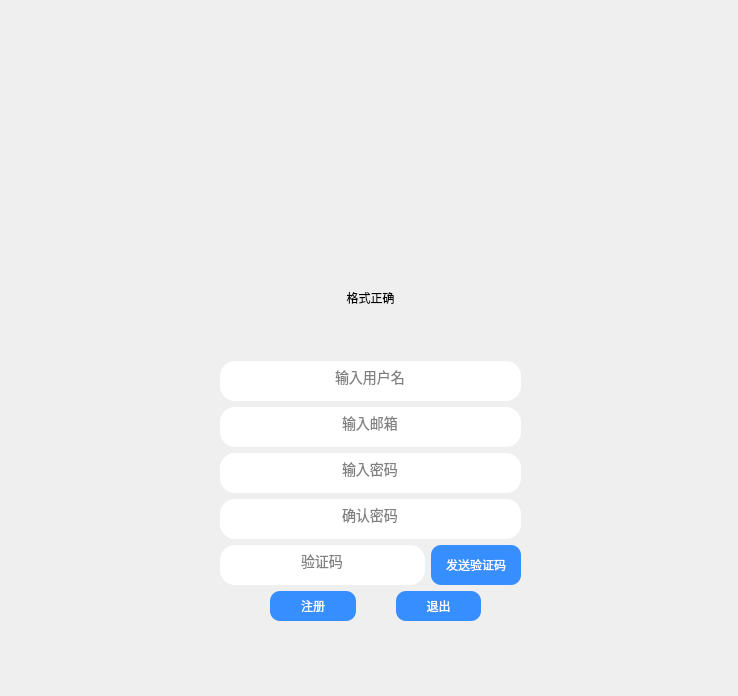
First picture: the form in liaotianClient/zhucemainwindow.ui, repository hshandyj/laiotian_Demo, before the edit.
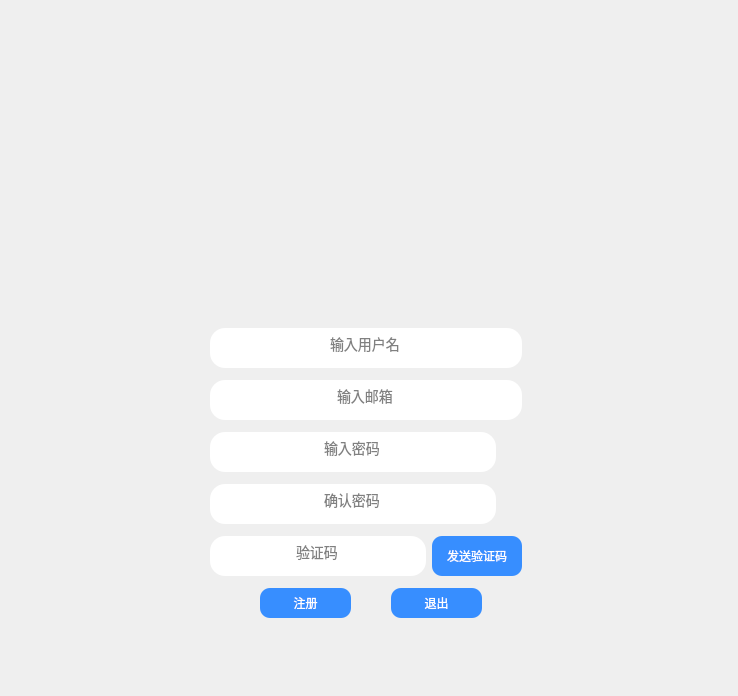
Second picture: the form after the edit. Icons and pictures are not drawn. Custom widgets are drawn as their Qt base class.

```diff
--- a/liaotianClient/zhucemainwindow.ui
+++ b/liaotianClient/zhucemainwindow.ui
@@ -35,10 +35,10 @@
     <widget class="QWidget" name="widget_2" native="true">
      <property name="geometry">
       <rect>
-       <x>220</x>
-       <y>240</y>
-       <width>301</width>
-       <height>381</height>
+       <x>210</x>
+       <y>270</y>
+       <width>312</width>
+       <height>361</height>
       </rect>
      </property>
      <property name="styleSheet">
@@ -56,8 +56,188 @@
             }
 </string>
      </property>
-     <layout class="QGridLayout" name="gridLayout">
-      <item row="6" column="0">
+     <layout class="QVBoxLayout" name="verticalLayout">
+      <item>
+       <widget class="QLabel" name="errTip">
+        <property name="maximumSize">
+         <size>
+          <width>16777215</width>
+          <height>40</height>
+         </size>
+        </property>
+        <property name="styleSheet">
+         <string notr="true">#errTip[state='normal']{
+	color: rgb(0, 255, 8);
+}
+#errTip[state='err']{
+	color: rgb(255, 0, 0);
+}</string>
+        </property>
+        <property name="text">
+         <string/>
+        </property>
+        <property name="alignment">
+         <set>Qt::AlignCenter</set>
+        </property>
+       </widget>
+      </item>
+      <item>
+       <widget class="QLineEdit" name="editUsername">
+        <property name="minimumSize">
+         <size>
+          <width>0</width>
+          <height>40</height>
+         </size>
+        </property>
+        <property name="text">
+         <string>输入用户名</string>
+        </property>
+        <property name="alignment">
+         <set>Qt::AlignCenter</set>
+        </property>
+       </widget>
+      </item>
+      <item>
+       <widget class="QLineEdit" name="editEmail">
+        <property name="minimumSize">
+         <size>
+          <width>0</width>
+          <height>40</height>
+         </size>
+        </property>
+        <property name="text">
+         <string>输入邮箱</string>
+        </property>
+        <property name="alignment">
+         <set>Qt::AlignCenter</set>
+        </property>
+       </widget>
+      </item>
+      <item>
+       <layout class="QHBoxLayout" name="horizontalLayout_3">
+        <item>
+         <widget class="QLineEdit" name="editPassword">
+          <property name="minimumSize">
+           <size>
+            <width>0</width>
+            <height>40</height>
+           </size>
+          </property>
+          <property name="text">
+           <string>输入密码</string>
+          </property>
+          <property name="alignment">
+           <set>Qt::AlignCenter</set>
+          </property>
+         </widget>
+        </item>
+        <item>
+         <widget class="ClickedLabel" name="pass_visible">
+          <property name="sizePolicy">
+           <sizepolicy hsizetype="Preferred" vsizetype="Preferred">
+            <horstretch>0</horstretch>
+            <verstretch>0</verstretch>
+           </sizepolicy>
+          </property>
+          <property name="minimumSize">
+           <size>
+            <width>20</width>
+            <height>20</height>
+           </size>
+          </property>
+          <property name="maximumSize">
+           <size>
+            <width>20</width>
+            <height>20</height>
+           </size>
+          </property>
+          <property name="styleSheet">
+           <string notr="true">#pass_visible[state='unvisible']{
+   border-image: url(:/res/unvisible.png);
+}
+
+#pass_visible[state='unvisible_hover']{
+   border-image: url(:/res/unvisible_hover.png);
+}
+
+#pass_visible[state='visible']{
+   border-image: url(:/res/visible.png);
+}
+
+#pass_visible[state='visible_hover']{
+   border-image: url(:/res/visible_hover.png);
+}</string>
+          </property>
+          <property name="text">
+           <string/>
+          </property>
+         </widget>
+        </item>
+       </layout>
+      </item>
+      <item>
+       <layout class="QHBoxLayout" name="horizontalLayout_4">
+        <item>
+         <widget class="QLineEdit" name="editPasswordYes">
+          <property name="minimumSize">
+           <size>
+            <width>0</width>
+            <height>40</height>
+           </size>
+          </property>
+          <property name="text">
+           <string>确认密码</string>
+          </property>
+          <property name="alignment">
+           <set>Qt::AlignCenter</set>
+          </property>
+         </widget>
+        </item>
+        <item>
+         <widget class="ClickedLabel" name="confirm_visible">
+          <property name="sizePolicy">
+           <sizepolicy hsizetype="Preferred" vsizetype="Preferred">
+            <horstretch>0</horstretch>
+            <verstretch>0</verstretch>
+           </sizepolicy>
+          </property>
+          <property name="minimumSize">
+           <size>
+            <width>20</width>
+            <height>20</height>
+           </size>
+          </property>
+          <property name="maximumSize">
+           <size>
+            <width>20</width>
+            <height>20</height>
+           </size>
+          </property>
+          <property name="styleSheet">
+           <string notr="true">#confirm_visible[state='unvisible']{
+   border-image: url(:/res/unvisible.png);
+}
+
+#confirm_visible[state='unvisible_hover']{
+   border-image: url(:/res/unvisible_hover.png);
+}
+
+#confirm_visible[state='visible']{
+   border-image: url(:/res/visible.png);
+}
+
+#confirm_visible[state='visible_hover']{
+   border-image: url(:/res/visible_hover.png);
+}</string>
+          </property>
+          <property name="text">
+           <string/>
+          </property>
+         </widget>
+        </item>
+       </layout>
+      </item>
+      <item>
        <layout class="QHBoxLayout" name="horizontalLayout_2">
         <item>
          <widget class="QLineEdit" name="editCode">
@@ -96,7 +276,7 @@
         </item>
        </layout>
       </item>
-      <item row="7" column="0">
+      <item>
        <layout class="QHBoxLayout" name="horizontalLayout">
         <property name="spacing">
          <number>40</number>
@@ -147,93 +327,23 @@
         </item>
        </layout>
       </item>
-      <item row="2" column="0">
-       <widget class="QLineEdit" name="editUsername">
-        <property name="minimumSize">
-         <size>
-          <width>0</width>
-          <height>40</height>
-         </size>
-        </property>
-        <property name="text">
-         <string>输入用户名</string>
-        </property>
-        <property name="alignment">
-         <set>Qt::AlignCenter</set>
-        </property>
-       </widget>
-      </item>
-      <item row="3" column="0">
-       <widget class="QLineEdit" name="editEmail">
-        <property name="minimumSize">
-         <size>
-          <width>0</width>
-          <height>40</height>
-         </size>
-        </property>
-        <property name="text">
-         <string>输入邮箱</string>
-        </property>
-        <property name="alignment">
-         <set>Qt::AlignCenter</set>
-        </property>
-       </widget>
-      </item>
-      <item row="5" column="0">
-       <widget class="QLineEdit" name="editPasswordYes">
-        <property name="minimumSize">
-         <size>
-          <width>0</width>
-          <height>40</height>
-         </size>
-        </property>
-        <property name="text">
-         <string>确认密码</string>
-        </property>
-        <property name="alignment">
-         <set>Qt::AlignCenter</set>
-        </property>
-       </widget>
-      </item>
-      <item row="4" column="0">
-       <widget class="QLineEdit" name="editPassword">
-        <property name="minimumSize">
-         <size>
-          <width>0</width>
-          <height>40</height>
-         </size>
-        </property>
-        <property name="text">
-         <string>输入密码</string>
-        </property>
-        <property name="alignment">
-         <set>Qt::AlignCenter</set>
-        </property>
-       </widget>
-      </item>
-      <item row="1" column="0">
-       <widget class="QLabel" name="errTip">
-        <property name="styleSheet">
-         <string notr="true">#errTip[state='normal']{
-	color: rgb(0, 255, 8);
-}
-#errTip[state='err']{
-	color: rgb(255, 0, 0);
-}</string>
-        </property>
-        <property name="text">
-         <string>格式正确</string>
-        </property>
-        <property name="alignment">
-         <set>Qt::AlignCenter</set>
-        </property>
-       </widget>
-      </item>
      </layout>
     </widget>
    </widget>
   </widget>
  </widget>
+ <customwidgets>
+  <customwidget>
+   <class>TimerBtn</class>
+   <extends>QPushButton</extends>
+   <header>timerbtn.h</header>
+  </customwidget>
+  <customwidget>
+   <class>ClickedLabel</class>
+   <extends>QLabel</extends>
+   <header>clickedlabel.h</header>
+  </customwidget>
+ </customwidgets>
  <resources/>
  <connections/>
 </ui>
```
Left out of the diff: 2 changed lines with no effect on the pictures.
